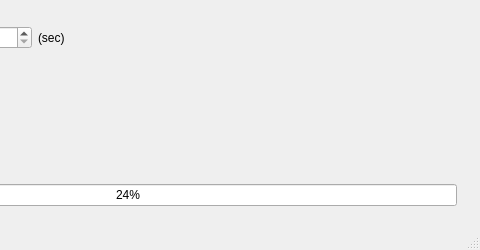
First picture: the form in dish_tapper_software/main_window.ui, repository willdickson/dish-tapper-software, before the edit; both pictures show x 320 to 800 and y 0 to 250 of the 800 by 250 pixel window.
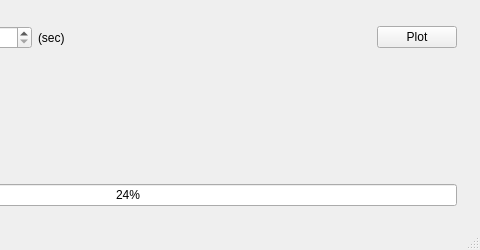
Second picture: the form after the edit. Custom widgets are drawn as their Qt base class.

Commit message: Added plot. Changed filter from filtfilt to lfilter.

```diff
--- a/dish_tapper_software/main_window.ui
+++ b/dish_tapper_software/main_window.ui
@@ -179,6 +179,29 @@
          </property>
         </spacer>
        </item>
+       <item>
+        <widget class="QPushButton" name="plotPushButton">
+         <property name="text">
+          <string>Plot</string>
+         </property>
+        </widget>
+       </item>
+       <item>
+        <spacer name="horizontalSpacer_7">
+         <property name="orientation">
+          <enum>Qt::Horizontal</enum>
+         </property>
+         <property name="sizeType">
+          <enum>QSizePolicy::Fixed</enum>
+         </property>
+         <property name="sizeHint" stdset="0">
+          <size>
+           <width>5</width>
+           <height>20</height>
+          </size>
+         </property>
+        </spacer>
+       </item>
       </layout>
      </widget>
     </item>
```
The commit also changes 5 other files.
